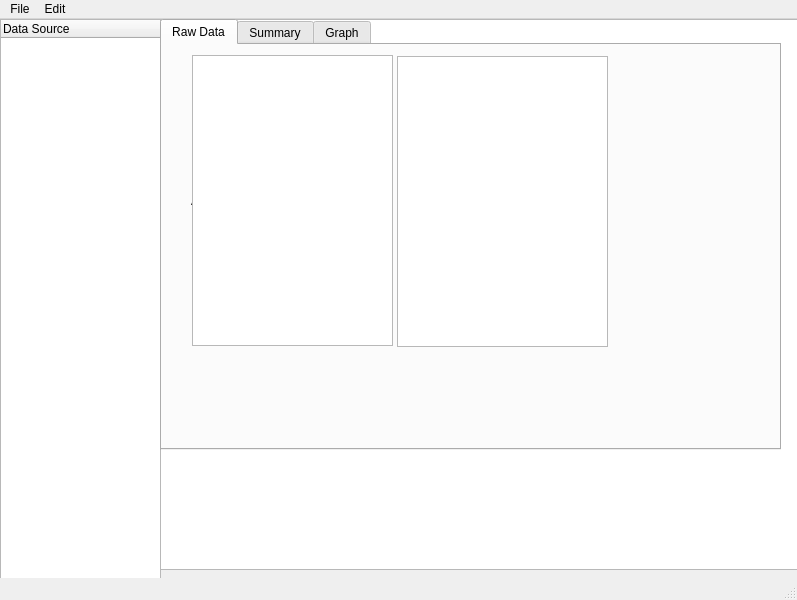
Qt form servers/habitat_monitor/src/HabitatMonitorGUI/habitatmonitorgui/habitat.ui (mars-planet/mars_city) before a commit.
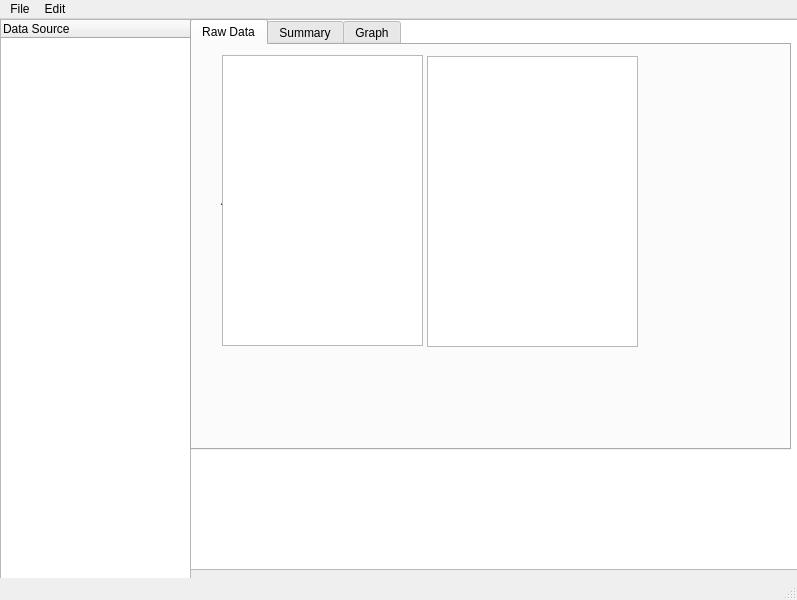
The same form after that commit. Custom widgets are drawn as their Qt base class.

Commit message: Added support for multiple attributes and some bug fixes

Patch:
```diff
--- a/servers/habitat_monitor/src/HabitatMonitorGUI/habitatmonitorgui/habitat.ui
+++ b/servers/habitat_monitor/src/HabitatMonitorGUI/habitatmonitorgui/habitat.ui
@@ -19,7 +19,7 @@
      <rect>
       <x>0</x>
       <y>0</y>
-      <width>161</width>
+      <width>191</width>
       <height>561</height>
      </rect>
     </property>
@@ -38,9 +38,9 @@
    <widget class="QGraphicsView" name="mainGraphicsView">
     <property name="geometry">
      <rect>
-      <x>160</x>
+      <x>190</x>
       <y>0</y>
-      <width>641</width>
+      <width>611</width>
       <height>551</height>
      </rect>
     </property>
@@ -48,31 +48,20 @@
    <widget class="QWidget" name="verticalLayoutWidget_2">
     <property name="geometry">
      <rect>
-      <x>179</x>
+      <x>220</x>
       <y>60</y>
       <width>281</width>
       <height>281</height>
      </rect>
     </property>
-    <layout class="QVBoxLayout" name="verticalLayout_2">
-     <item>
-      <widget class="QListView" name="devicesListView"/>
-     </item>
-     <item>
-      <widget class="QPushButton" name="addBranchDevices">
-       <property name="text">
-        <string>Add Devices</string>
-       </property>
-      </widget>
-     </item>
-    </layout>
+    <layout class="QVBoxLayout" name="verticalLayout_2"/>
    </widget>
    <widget class="QGroupBox" name="groupBox">
     <property name="geometry">
      <rect>
-      <x>180</x>
-      <y>50</y>
-      <width>191</width>
+      <x>530</x>
+      <y>40</y>
+      <width>211</width>
       <height>221</height>
      </rect>
     </property>
@@ -147,9 +136,9 @@
    <widget class="QTabWidget" name="tabWidget">
     <property name="geometry">
      <rect>
-      <x>160</x>
+      <x>190</x>
       <y>0</y>
-      <width>621</width>
+      <width>601</width>
       <height>431</height>
      </rect>
     </property>
@@ -262,6 +251,59 @@
      </widget>
     </widget>
    </widget>
+   <widget class="QWidget" name="verticalLayoutWidget_6">
+    <property name="geometry">
+     <rect>
+      <x>220</x>
+      <y>60</y>
+      <width>181</width>
+      <height>51</height>
+     </rect>
+    </property>
+    <layout class="QVBoxLayout" name="verticalLayout_6">
+     <item>
+      <widget class="QLabel" name="attrLabel">
+       <property name="text">
+        <string>Select an attribute</string>
+       </property>
+      </widget>
+     </item>
+     <item>
+      <widget class="QComboBox" name="comboBox"/>
+     </item>
+    </layout>
+   </widget>
+   <widget class="QListView" name="devicesListView">
+    <property name="geometry">
+     <rect>
+      <x>200</x>
+      <y>40</y>
+      <width>279</width>
+      <height>246</height>
+     </rect>
+    </property>
+   </widget>
+   <widget class="QPushButton" name="addBranchDevices">
+    <property name="geometry">
+     <rect>
+      <x>200</x>
+      <y>290</y>
+      <width>279</width>
+      <height>27</height>
+     </rect>
+    </property>
+    <property name="text">
+     <string>Add Devices</string>
+    </property>
+   </widget>
+   <zorder>verticalLayoutWidget</zorder>
+   <zorder>mainGraphicsView</zorder>
+   <zorder>verticalLayoutWidget_2</zorder>
+   <zorder>groupBox</zorder>
+   <zorder>verticalLayoutWidget_6</zorder>
+   <zorder>devicesListView</zorder>
+   <zorder>addBranchDevices</zorder>
+   <zorder>tabWidget</zorder>
   </widget>
   <widget class="QMenuBar" name="menubar">
    <property name="geometry">
```
Left out of the diff: 8 changed lines with no effect on the pictures. The commit also changes 2 other files.
